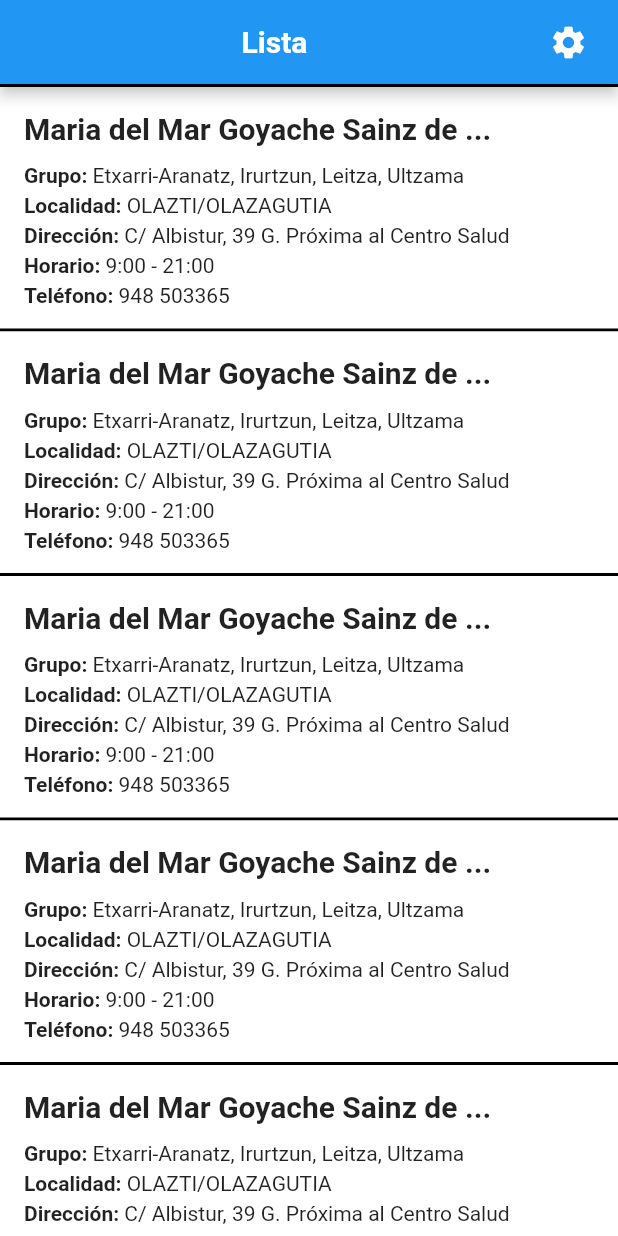
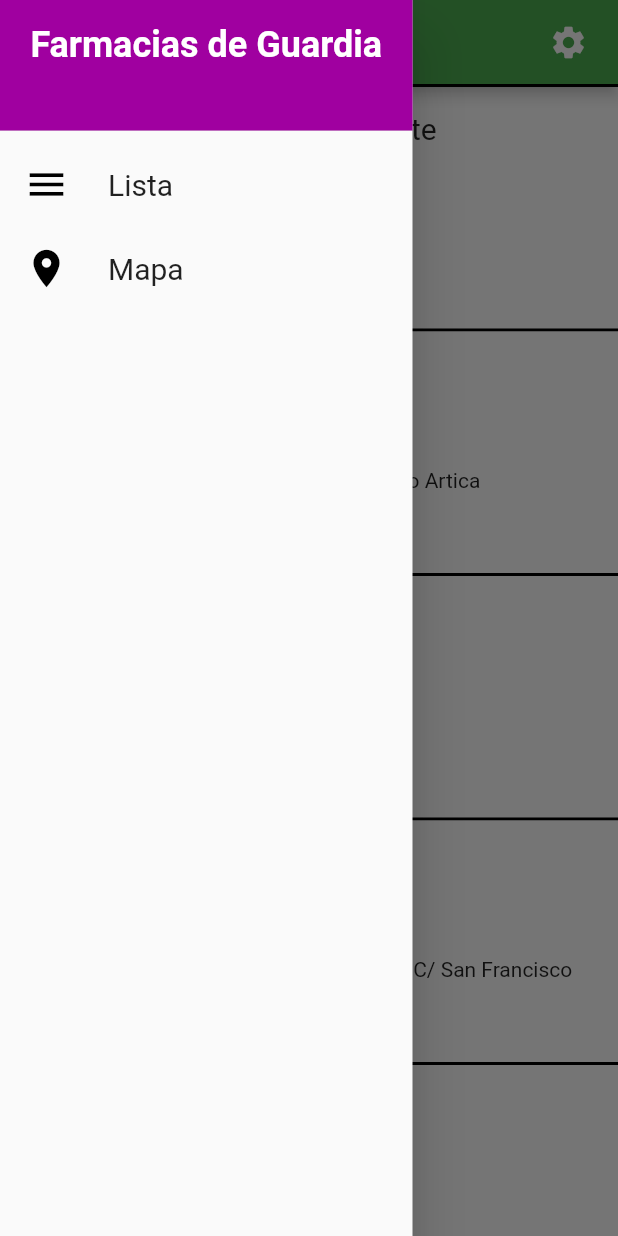
Before and after one commit to dmarinmdam1/TrabajoOpenData, a Flutter app: the Lista screen opened directly, with the side drawer open (before the commit the screen has no drawer), on a phone screen of 412 x 824 dp. Run offline on Flutter 3.47's test engine with Material 2 defaults, Android fonts, the phone set to English and light mode, and no system bars; our stand-ins replace get, google_maps_flutter.

Commit message:
Avances varios

```diff
--- a/Aplicacion/lib/main.dart
+++ b/Aplicacion/lib/main.dart
@@ -1,7 +1,7 @@
 import 'package:flutter/material.dart';
 import 'package:get/get.dart';
 
-import 'package:aplicacion/screens/barraNavegacion.dart';
+import 'package:aplicacion/screens/lista.dart';
 
 void main() {
   runApp(MyApp());
@@ -12,9 +12,11 @@ class MyApp extends StatelessWidget {
   Widget build(BuildContext context) {
     return GetMaterialApp(
       debugShowCheckedModeBanner: false,
-      home: BarraNavegacion(),
+      home: Lista(),
       theme: ThemeData(
+        primarySwatch: Colors.green,
         fontFamily: "Roboto",
+        visualDensity: VisualDensity.adaptivePlatformDensity,
       ),
     );
   }
--- /dev/null
+++ b/Aplicacion/lib/models/drawer.dart
@@ -0,0 +1,80 @@
+import 'package:flutter/material.dart';
+import 'package:get/get.dart';
+
+import 'package:aplicacion/screens/lista.dart';
+import 'package:aplicacion/screens/mapa.dart';
+import 'package:aplicacion/screens/ajustes.dart';
+
+class DrawerWidget extends StatefulWidget {
+  @override
+  _DrawerWidgetState createState() => _DrawerWidgetState();
+}
+
+class _DrawerWidgetState extends State<DrawerWidget> {
+  final Map<String, Object> args = new Map<String, Object>();
+
+  @override
+  Widget build(BuildContext context) {
+    return SizedBox(
+      width: 275,
+      child: Drawer(
+        child: ListView(
+          padding: EdgeInsets.zero,
+          children: drawerList(),
+        ),
+      ),
+    );
+  }
+
+  List<Widget> drawerList() {
+    List<Widget> retorno = new List<Widget>();
+
+    retorno.add(
+      new SizedBox(
+        height: 95,
+        child: new DrawerHeader(
+          child: Text("Farmacias de Guardia", style: TextStyle(fontSize: 24, fontWeight: FontWeight.bold, color: Colors.white), textAlign: TextAlign.center),
+          decoration: BoxDecoration(
+            color: Color.fromRGBO(160, 0, 160, 1),
+          ),
+        ),
+      ),
+    );
+
+    retorno.add(
+      new ListTile(
+        title: Text(
+          "Lista",
+          style: TextStyle(fontSize: 20),
+        ),
+        leading: const Icon(
+          Icons.menu,
+          color: Colors.black,
+          size: 30,
+        ),
+        onTap: () {
+          Get.offAll(Lista());
+        },
+      ),
+    );
+
+    retorno.add(
+      new ListTile(
+        title: Text(
+          "Mapa",
+          style: TextStyle(fontSize: 20),
+        ),
+        leading: const Icon(
+          Icons.location_on,
+          color: Colors.black,
+          size: 30,
+        ),
+        onTap: () {
+          Get.offAll(Mapa());
+        },
+      ),
+    );
+
+    return retorno;
+  }
+}
--- /dev/null
+++ b/Aplicacion/lib/models/farmacias.dart
@@ -0,0 +1,13 @@
+import 'farmaciaDeGuardia.dart';
+
+class Farmacias {
+  List<FarmaciaDeGuardia> lista = new List();
+
+  Farmacias.fromJsonList(List<dynamic> jsonList) {
+    if (jsonList == null) return;
+    jsonList.forEach((element) {
+      final FarmaciaDeGuardia fdg = FarmaciaDeGuardia.fromJson(element);
+      lista.add(fdg);
+    });
+  }
+}
--- a/Aplicacion/lib/providers/dataProvider.dart
+++ b/Aplicacion/lib/providers/dataProvider.dart
@@ -1,4 +1,14 @@
+import 'package:flutter/services.dart' show rootBundle;
+import 'dart:convert';
+import 'package:intl/intl.dart';
+
+import 'package:aplicacion/models/farmaciaDeGuardia.dart';
+import 'package:aplicacion/models/farmacias.dart';
+
 class DataProvider {
+  static List<FarmaciaDeGuardia> listaFarmacias = [];
+  static List<FarmaciaDeGuardia> listaFarmaciasHoy = [];
+
   static List<String> contenidoBase() {
     final List<String> retorno = [];
     for (int i = 65; i < 91; i++) {
@@ -6,4 +16,28 @@ class DataProvider {
     }
     return retorno;
   }
+
+  static Future<List<FarmaciaDeGuardia>> cargarFarmacias() async {
+    final String data = await rootBundle.loadString('data/farmaciasDeGuardia.json');
+    final decodedData = json.decode(data);
+    Farmacias farmacias = Farmacias.fromJsonList(decodedData);
+    listaFarmacias = farmacias.lista;
+    return listaFarmacias;
+  }
+
+  static Future<List<FarmaciaDeGuardia>> cargarFarmaciasHoy() async {
+    if (listaFarmacias.length == 0) {
+      await cargarFarmacias();
+    }
+    listaFarmaciasHoy = [];
+    var now = new DateTime.now();
+    var formatter = new DateFormat('dd/MM/yyyy');
+    String formattedDate = formatter.format(now);
+    listaFarmacias.forEach((farmacia) {
+      if (farmacia.fecha == formattedDate) {
+        listaFarmaciasHoy.add(farmacia);
+      }
+    });
+    return listaFarmaciasHoy;
+  }
 }
--- a/Aplicacion/lib/screens/lista.dart
+++ b/Aplicacion/lib/screens/lista.dart
@@ -1,9 +1,11 @@
 import 'package:flutter/material.dart';
 import 'package:get/get.dart';
 
+import 'package:aplicacion/models/drawer.dart';
+import 'package:aplicacion/screens/mapa.dart';
 import 'package:aplicacion/screens/ajustes.dart';
 import 'package:aplicacion/providers/dataProvider.dart';
-import 'package:aplicacion/screens/barraNavegacion.dart';
+import 'package:aplicacion/models/farmaciaDeGuardia.dart';
 
 class Lista extends StatefulWidget {
   @override
@@ -14,6 +16,7 @@ class _ListaState extends State<Lista> {
   @override
   Widget build(BuildContext context) {
     return Scaffold(
+      drawer: DrawerWidget(),
       appBar: AppBar(
         title: Center(
           child: Text(
@@ -36,14 +39,28 @@ class _ListaState extends State<Lista> {
           ),
         ],
       ),
-      body: ListView(
-        children: _elementosLista(),
-      ),
+      body: _cargandoElementosLista(),
     );
   }
 
-  List<Widget> _elementosLista() {
-    List<Widget> retorno = new List<Widget>();
+  Widget _cargandoElementosLista() {
+    return FutureBuilder(
+      future: DataProvider.cargarFarmaciasHoy(),
+      initialData: [],
+      builder: (context, AsyncSnapshot<List<dynamic>> snapshot) {
+        if (snapshot.connectionState == ConnectionState.done) {
+          return ListView(
+            children: _elementosLista(snapshot.data),
+          );
+        } else {
+          return Center(child: CircularProgressIndicator());
+        }
+      },
+    );
+  }
+
+  List<Widget> _elementosLista(List<FarmaciaDeGuardia> data) {
+    final List<Widget> retorno = [];
     retorno.add(SizedBox(
       height: 2.0,
     ));
@@ -52,17 +69,10 @@ class _ListaState extends State<Lista> {
       thickness: 2,
       height: 0,
     ));
-    DataProvider.contenidoBase().forEach((element) {
-      final nombre = "Maria del Mar Goyache Sainz de Vicuña";
-      final grupo = "Etxarri-Aranatz, Irurtzun, Leitza, Ultzama";
-      final localidad = "OLAZTI/OLAZAGUTIA";
-      final direccion = "C/ Albistur, 39 G. Próxima al Centro Salud";
-      final horario = "9:00 - 21:00";
-      final telefono = "948 503365";
-
+    data.forEach((element) {
       final elementoLista = GestureDetector(
         onTap: () {
-          BarraNavegacion().cambiarPantalla(1);
+          Get.to(Mapa());
         },
         child: Container(
           color: Color.fromRGBO(255, 255, 255, 1),
@@ -71,10 +81,11 @@ class _ListaState extends State<Lista> {
             children: [
               Padding(
                 padding: const EdgeInsets.fromLTRB(16.0, 16.0, 16.0, 12.0),
-                child: Text(
-                  nombre.length > 30 ? nombre.substring(0, 31) + "..." : nombre,
-                  //nombre,
-                  style: TextStyle(fontSize: 20.0, fontWeight: FontWeight.bold),
+                child: Text.rich(
+                  TextSpan(children: <TextSpan>[
+                    TextSpan(text: element.farmacia.substring(element.farmacia.indexOf(",") + 2), style: TextStyle(fontSize: 20.0, fontWeight: FontWeight.bold)),
+                    TextSpan(text: " " + element.farmacia.substring(0, element.farmacia.indexOf(",")), style: TextStyle(fontSize: 20.0)),
+                  ]),
                 ),
               ),
               Padding(
@@ -82,7 +93,7 @@ class _ListaState extends State<Lista> {
                 child: Text.rich(
                   TextSpan(children: <TextSpan>[
                     TextSpan(text: "Grupo: ", style: TextStyle(fontWeight: FontWeight.bold)),
-                    TextSpan(text: grupo),
+                    TextSpan(text: element.grupo),
                   ]),
                 ),
               ),
@@ -91,7 +102,7 @@ class _ListaState extends State<Lista> {
                 child: Text.rich(
                   TextSpan(children: <TextSpan>[
                     TextSpan(text: "Localidad: ", style: TextStyle(fontWeight: FontWeight.bold)),
-                    TextSpan(text: localidad),
+                    TextSpan(text: element.localidad),
                   ]),
                 ),
               ),
@@ -100,7 +111,7 @@ class _ListaState extends State<Lista> {
                 child: Text.rich(
                   TextSpan(children: <TextSpan>[
                     TextSpan(text: "Dirección: ", style: TextStyle(fontWeight: FontWeight.bold)),
-                    TextSpan(text: direccion),
+                    TextSpan(text: element.direccin),
                   ]),
                 ),
               ),
@@ -109,7 +120,8 @@ class _ListaState extends State<Lista> {
                 child: Text.rich(
                   TextSpan(children: <TextSpan>[
                     TextSpan(text: "Horario: ", style: TextStyle(fontWeight: FontWeight.bold)),
-                    TextSpan(text: horario),
+                    //TextSpan(text: element.desde.toString() + ":00 - " + element.hasta.toString() + ":00"),
+                    TextSpan(text: (element.desde == element.hasta) ? "24h desde las " + element.desde.toString() + ":00" : element.desde.toString() + ":00 - " + element.hasta.toString() + ":00"),
                   ]),
                 ),
               ),
@@ -118,7 +130,7 @@ class _ListaState extends State<Lista> {
                 child: Text.rich(
                   TextSpan(children: <TextSpan>[
                     TextSpan(text: "Teléfono: ", style: TextStyle(fontWeight: FontWeight.bold)),
-                    TextSpan(text: telefono),
+                    TextSpan(text: element.telfono),
                   ]),
                 ),
               ),
--- a/Aplicacion/lib/screens/mapa.dart
+++ b/Aplicacion/lib/screens/mapa.dart
@@ -1,6 +1,7 @@
 import 'package:flutter/material.dart';
 import 'package:get/get.dart';
 
+import 'package:aplicacion/models/drawer.dart';
 import 'package:aplicacion/models/mapaGoogle.dart';
 import 'package:aplicacion/screens/ajustes.dart';
 
@@ -13,6 +14,7 @@ class _MapaState extends State<Mapa> {
   @override
   Widget build(BuildContext context) {
     return Scaffold(
+      drawer: DrawerWidget(),
       appBar: AppBar(
         title: Center(
           child: Text(
--- a/Aplicacion/pubspec.yaml
+++ b/Aplicacion/pubspec.yaml
@@ -25,6 +25,7 @@ dependencies:
   get:
   get_storage:
   google_maps_flutter:
+  intl: ^0.16.1
 
   cupertino_icons: ^0.1.3
 
```
Also changed, not shown: Aplicacion/lib/screens/ajustes.dart (+0 -9 lines), Aplicacion/lib/screens/barraNavegacion.dart (+8 -22 lines), Aplicacion/data/farmaciasDeGuardia.json, 1 other file.
